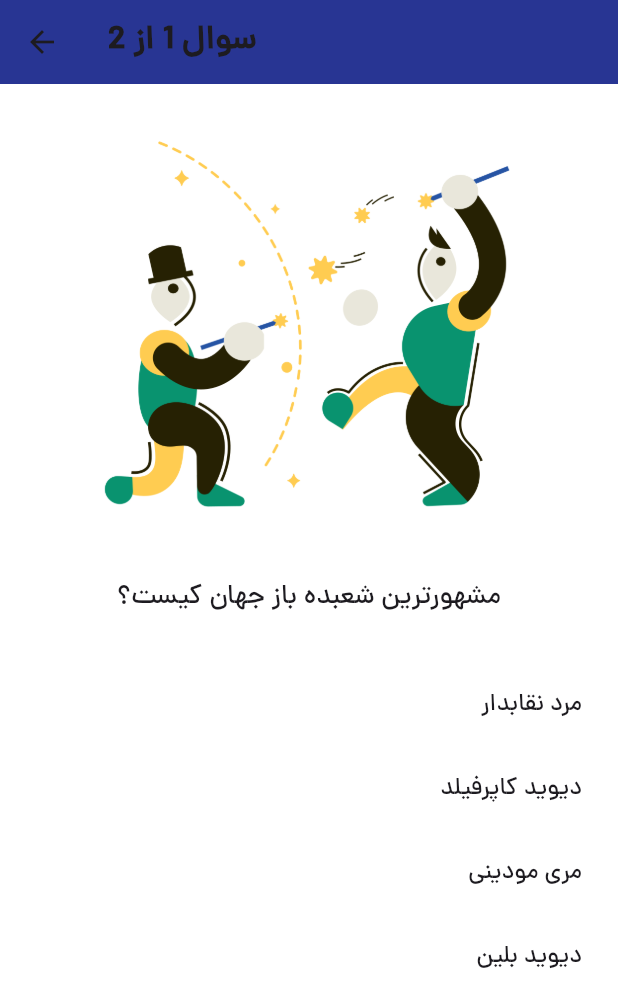
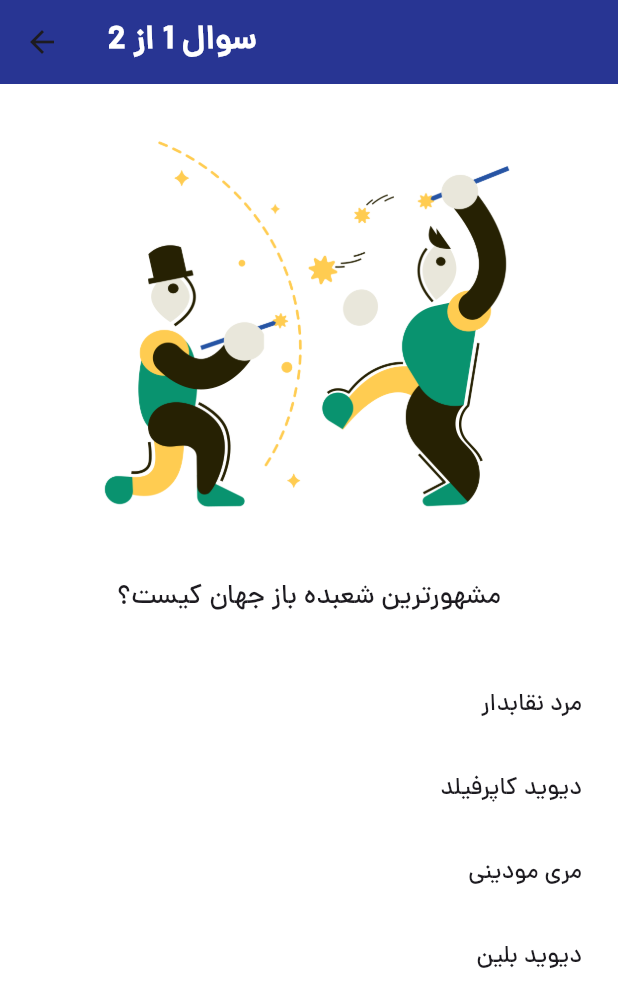
Before and after one commit to moradzadeh67/quizz_like_application, a Flutter app: the screen it shows after launch, after a tap on "شروع بازی", on a phone screen of 412 x 824 dp. Shown: the top 1007 px of the screen. Run offline on Flutter 3.47's test engine with Material 3 defaults, Android fonts, the phone set to English and light mode, and no system bars.

Commit message:
third commit

```diff
--- a/lib/main.dart
+++ b/lib/main.dart
@@ -11,8 +11,9 @@ class Application extends StatelessWidget {
   @override
   Widget build(BuildContext context) {
     return MaterialApp(
+      debugShowCheckedModeBanner: false,
       theme: ThemeData(fontFamily: 'dana'),
       home: HomeWidget(),
-      );
+    );
   }
 }
--- a/lib/quiz_page.dart
+++ b/lib/quiz_page.dart
@@ -27,7 +27,7 @@ class _QuizPageState extends State<QuizPage> {
         backgroundColor: Colors.indigo[800],
         title: Text(
           'سوال ${shownQuestionIndex + 1} از ${getQuestion().length}',
-          style: TextStyle(fontWeight: FontWeight.bold),
+          style: TextStyle(fontWeight: FontWeight.bold, color: Colors.white),
         ),
       ),
       body: SafeArea(
@@ -56,7 +56,7 @@ class _QuizPageState extends State<QuizPage> {
             if (isFinalAnswerSubmited)
               ElevatedButton(
                 style: ElevatedButton.styleFrom(
-                    backgroundColor: Colors.red[700],
+                    backgroundColor: Colors.yellowAccent,
                     minimumSize: Size(200.0, 50.0)),
                 onPressed: () {
                   Navigator.push(
```
Also changed, not shown: 1 other file.
